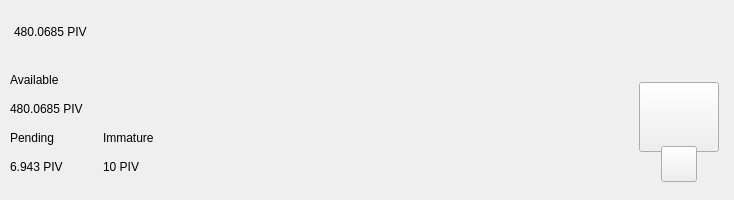
ksocsports/ksoc, file src/qt/ksoc/forms/topbar.ui: the form before one commit.
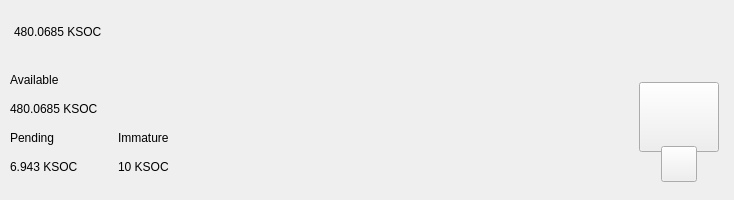
The form after the commit. Custom widgets are drawn as their Qt base class.

Diff of the .ui file:
```diff
--- a/src/qt/ksoc/forms/topbar.ui
+++ b/src/qt/ksoc/forms/topbar.ui
@@ -119,7 +119,7 @@
                <string notr="true">padding:0px;margin:0px;</string>
               </property>
               <property name="text">
-               <string notr="true">480.0685 PIV</string>
+               <string notr="true">480.0685 KSOC</string>
               </property>
              </widget>
             </item>
@@ -339,7 +339,7 @@
                <item>
                 <widget class="QLabel" name="labelAmountPiv">
                  <property name="text">
-                  <string notr="true">480.0685 PIV</string>
+                  <string notr="true">480.0685 KSOC</string>
                  </property>
                 </widget>
                </item>
@@ -362,7 +362,7 @@
                  <item>
                   <widget class="QLabel" name="labelPendingPiv">
                    <property name="text">
-                    <string notr="true">6.943 PIV</string>
+                    <string notr="true">6.943 KSOC</string>
                    </property>
                   </widget>
                  </item>
@@ -396,7 +396,7 @@
                  <item>
                   <widget class="QLabel" name="labelImmaturePiv">
                    <property name="text">
-                    <string notr="true">10 PIV</string>
+                    <string notr="true">10 KSOC</string>
                    </property>
                   </widget>
                  </item>
```
